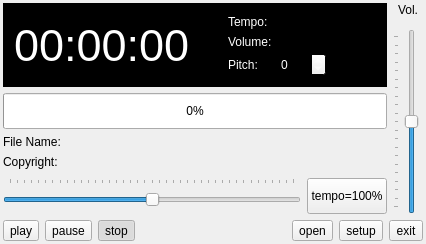
pedrolcl/drumstick, file utils/guiplayer/guiplayer.ui: the form before one commit.
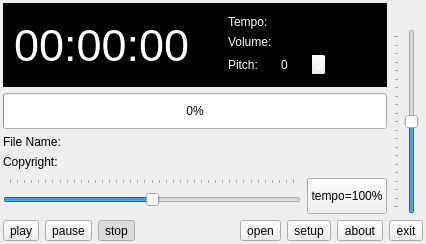
The form after the commit. Icons and pictures are not drawn.

Commit message: guiplayer: about dialog and friends

What changed in the file:
```diff
--- a/utils/guiplayer/guiplayer.ui
+++ b/utils/guiplayer/guiplayer.ui
@@ -273,11 +273,14 @@
        <height>20</height>
       </size>
      </property>
-     <property name="text">
-      <string>Vol.</string>
+     <property name="pixmap">
+      <pixmap resource="guiplayer.qrc">:/resources/vol.png</pixmap>
      </property>
      <property name="alignment">
-      <set>Qt::AlignHCenter|Qt::AlignTop</set>
+      <set>Qt::AlignRight|Qt::AlignTrailing|Qt::AlignVCenter</set>
+     </property>
+     <property name="buddy">
+      <cstring>volumeSlider</cstring>
      </property>
     </widget>
    </item>
@@ -540,6 +543,20 @@
        </property>
       </widget>
      </item>
+     <item>
+      <widget class="QToolButton" name="btnAbout">
+       <property name="text">
+        <string>about</string>
+       </property>
+       <property name="icon">
+        <iconset resource="guiplayer.qrc">
+         <normaloff>:/resources/about.png</normaloff>:/resources/about.png</iconset>
+       </property>
+       <property name="toolButtonStyle">
+        <enum>Qt::ToolButtonTextUnderIcon</enum>
+       </property>
+      </widget>
+     </item>
      <item>
       <widget class="QToolButton" name="btnExit">
        <property name="toolTip">
```
Left out of the diff: 15 changed lines with no effect on the pictures. The commit also changes 12 other files.
